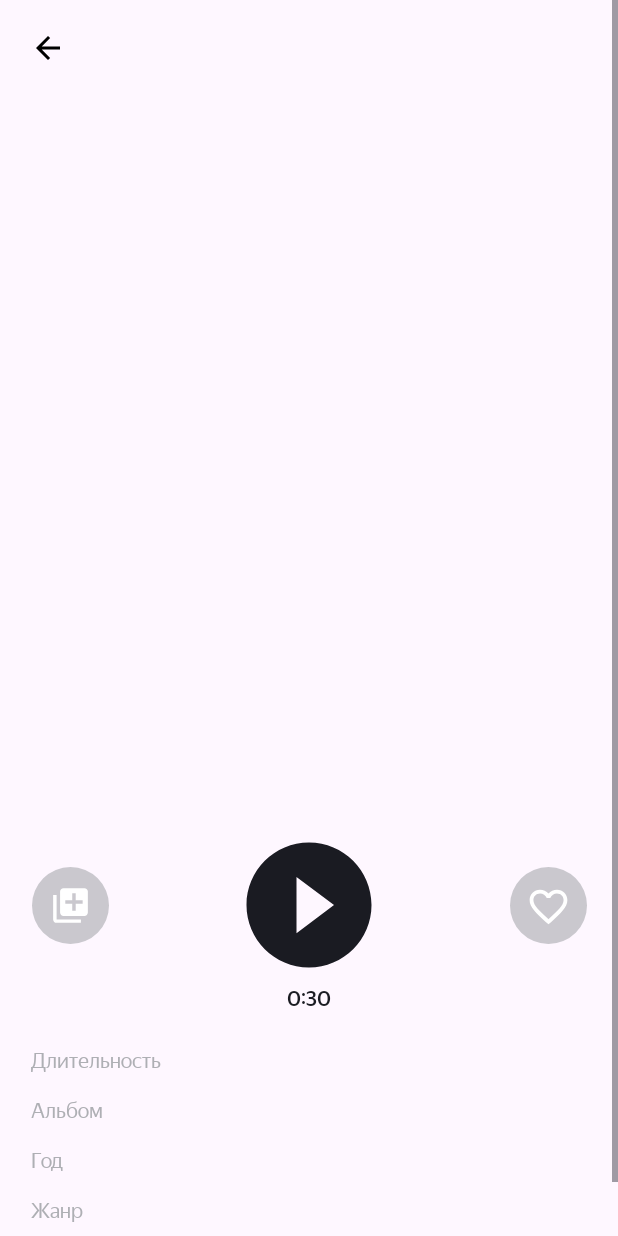
After one commit to nastyavorontsova/PlaylistMaker, an Android app: the AudioPlayerActivity screen opened directly, with no data from a screen before it, on a phone screen of 412 x 824 dp. The commit adds this screen. Run offline under Robolectric (Android 15) with nearby library versions, the phone set to English and light mode, and no system bars; pictures from the network do not load.

Commit message:
Выполнила домашнюю работу по 13 спринту

```diff
--- a/app/build.gradle.kts
+++ b/app/build.gradle.kts
@@ -51,4 +51,5 @@ dependencies {
     implementation ("com.google.code.gson:gson:2.10")
     implementation ("com.squareup.retrofit2:retrofit:2.9.0")
     implementation ("com.squareup.retrofit2:converter-gson:2.9.0")
+    implementation ("androidx.constraintlayout:constraintlayout:2.0.0")
 }
--- a/app/src/main/AndroidManifest.xml
+++ b/app/src/main/AndroidManifest.xml
@@ -25,6 +25,9 @@
             android:name=".SettingsActivity"
             android:exported="false" />
         <activity
+            android:name=".AudioPlayerActivity"
+            android:exported="false" />
+        <activity
             android:name=".MainActivity"
             android:exported="true">
             <intent-filter>
--- /dev/null
+++ b/app/src/main/java/com/practicum/playlistmaker1/AudioPlayerActivity.kt
@@ -0,0 +1,85 @@
+package com.practicum.playlistmaker1
+
+import android.os.Bundle
+import android.widget.Button
+import android.widget.ImageView
+import android.widget.TextView
+import androidx.appcompat.app.AppCompatActivity
+import com.bumptech.glide.Glide
+import com.bumptech.glide.load.resource.bitmap.RoundedCorners
+
+class AudioPlayerActivity : AppCompatActivity() {
+
+    private lateinit var track: Track
+    private lateinit var coverArt: ImageView
+    private lateinit var trackNameTextView: TextView
+    private lateinit var artistNameTextView: TextView
+    private lateinit var albumNameTextView: TextView
+    private lateinit var releaseDateTextView: TextView
+    private lateinit var genreTextView: TextView
+    private lateinit var countryTextView: TextView
+    private lateinit var trackDurationTextView: TextView
+    private lateinit var addToPlaylistButton: ImageView
+    private lateinit var addToFavoritesButton: ImageView
+    private lateinit var playPauseButton: ImageView
+    private lateinit var progressTextView: TextView
+
+    override fun onCreate(savedInstanceState: Bundle?) {
+        super.onCreate(savedInstanceState)
+        setContentView(R.layout.activity_audio_player)
+
+        track = intent.getParcelableExtra("TRACK_DATA") ?: return
+
+        coverArt = findViewById(R.id.coverArt)
+        trackNameTextView = findViewById(R.id.songName)
+        artistNameTextView = findViewById(R.id.artistName)
+        albumNameTextView = findViewById(R.id.albumName)
+        releaseDateTextView = findViewById(R.id.releaseDate)
+        genreTextView = findViewById(R.id.genre)
+        countryTextView = findViewById(R.id.country)
+        trackDurationTextView = findViewById(R.id.trackDuration)
+        addToPlaylistButton = findViewById(R.id.addToPlaylistButton)
+        addToFavoritesButton = findViewById(R.id.addToFavoritesButton)
+        playPauseButton = findViewById(R.id.playPauseButton)
+        progressTextView = findViewById(R.id.progress)
+
+        setupUI()
+
+        setupBackButton()
+    }
+
+    private fun setupUI() {
+        trackNameTextView.text = track.trackName
+        artistNameTextView.text = track.artistName
+        albumNameTextView.text = track.collectionName ?: "Неизвестный альбом"
+        releaseDateTextView.text = track.releaseDate
+        genreTextView.text = track.primaryGenreName
+        countryTextView.text = track.country
+        trackDurationTextView.text = formatTrackDuration(track.trackTimeMillis)
+
+        val cornerRadius = this.resources.getDimensionPixelSize(R.dimen.cover_art_radius)
+
+        Glide.with(this)
+            .load(track.getCoverArtwork())
+            .placeholder(R.drawable.placeholder_cover)
+            .transform(RoundedCorners(cornerRadius))
+            .into(coverArt)
+    }
+
+    private fun formatTrackDuration(duration: Long): String {
+        val minutes = (duration / 1000) / 60
+        val seconds = (duration / 1000) % 60
+        return String.format("%02d:%02d", minutes, seconds)
+    }
+
+    private fun setupBackButton() {
+        val backButton: ImageView = findViewById(R.id.backButton)
+        backButton.setOnClickListener {
+            onBackPressed()
+        }
+    }
+
+    override fun onBackPressed() {
+        super.onBackPressed()
+    }
+}
--- a/app/src/main/java/com/practicum/playlistmaker1/SearchActivity.kt
+++ b/app/src/main/java/com/practicum/playlistmaker1/SearchActivity.kt
@@ -86,9 +86,10 @@ class SearchActivity : AppCompatActivity() {
         searchHistory = SearchHistory(getSharedPreferences("app_preferences", MODE_PRIVATE))
 
         trackAdapter = TrackAdapter(trackList) { track ->
-            searchHistory.addTrack(track) // Добавляем трек в историю поиска
-            // коммент на будущее
-            // здесь можно будет открыть экран плеера:
+            searchHistory.addTrack(track)
+            val intent = Intent(this, AudioPlayerActivity::class.java)
+            intent.putExtra("TRACK_DATA", track)
+            startActivity(intent)
             // val intent = Intent(this, PlayerActivity::class.java)
             // intent.putExtra("TRACK_ID", track.trackId)
             // startActivity(intent)
@@ -226,6 +227,10 @@ class SearchActivity : AppCompatActivity() {
 
             historyRecyclerView.adapter = TrackAdapter(history) { track ->
                 searchHistory.addTrack(track)
+
+                val intent = Intent(this, AudioPlayerActivity::class.java)
+                intent.putExtra("TRACK_DATA", track)
+                startActivity(intent)
             }
             View.VISIBLE
         } else {
@@ -252,8 +257,10 @@ class SearchActivity : AppCompatActivity() {
         if (history.isNotEmpty()) {
             historyRecyclerView.adapter = TrackAdapter(history) { track ->
                 searchHistory.addTrack(track)
-                // коммент на будущее
-                // здесь можно добавить код для открытия экрана плеера
+
+                val intent = Intent(this, AudioPlayerActivity::class.java)
+                intent.putExtra("TRACK_DATA", track)
+                startActivity(intent)
             }
         }
         updateHistoryVisibility(inputEditText.hasFocus())
--- a/app/src/main/java/com/practicum/playlistmaker1/Track.kt
+++ b/app/src/main/java/com/practicum/playlistmaker1/Track.kt
@@ -1,16 +1,65 @@
 package com.practicum.playlistmaker1
 
 import android.icu.text.SimpleDateFormat
+import android.os.Parcel
+import android.os.Parcelable
 import java.util.Locale
 
 data class Track(
     val trackId: Long,
     val trackName: String,
     val artistName: String,
+    val collectionName: String?,
+    val releaseDate: String,
+    val primaryGenreName: String,
+    val country: String,
     val trackTimeMillis: Long,
     val artworkUrl100: String
-) {
+) : Parcelable {
+
+    constructor(parcel: Parcel) : this(
+        trackId = parcel.readLong(),
+        trackName = parcel.readString() ?: "",
+        artistName = parcel.readString() ?: "",
+        collectionName = parcel.readString(),
+        releaseDate = parcel.readString() ?: "",
+        primaryGenreName = parcel.readString() ?: "",
+        country = parcel.readString() ?: "",
+        artworkUrl100 = parcel.readString() ?: "",
+        trackTimeMillis = parcel.readLong()
+    )
+
+    override fun writeToParcel(parcel: Parcel, flags: Int) {
+        parcel.writeLong(trackId)
+        parcel.writeString(trackName)
+        parcel.writeString(artistName)
+        parcel.writeString(collectionName)
+        parcel.writeString(releaseDate)
+        parcel.writeString(primaryGenreName)
+        parcel.writeString(country)
+        parcel.writeString(artworkUrl100)
+        parcel.writeLong(trackTimeMillis)
+    }
+
+    override fun describeContents(): Int {
+        return 0
+    }
+
+    companion object CREATOR : Parcelable.Creator<Track> {
+        override fun createFromParcel(parcel: Parcel): Track {
+            return Track(parcel)
+        }
+
+        override fun newArray(size: Int): Array<Track?> {
+            return arrayOfNulls(size)
+        }
+    }
+
     fun getFormattedDuration(): String {
         return SimpleDateFormat("mm:ss", Locale.getDefault()).format(trackTimeMillis)
     }
+
+    fun getCoverArtwork(): String {
+        return artworkUrl100.replaceAfterLast('/', "512x512bb.jpg")
+    }
 }
--- /dev/null
+++ b/app/src/main/res/drawable/ic_heart.xml
@@ -0,0 +1,13 @@
+<vector xmlns:android="http://schemas.android.com/apk/res/android"
+    android:width="51dp"
+    android:height="51dp"
+    android:viewportWidth="51"
+    android:viewportHeight="51">
+  <path
+      android:pathData="M25.5,0L25.5,0A25.5,25.5 0,0 1,51 25.5L51,25.5A25.5,25.5 0,0 1,25.5 51L25.5,51A25.5,25.5 0,0 1,0 25.5L0,25.5A25.5,25.5 0,0 1,25.5 0z"
+      android:fillColor="#AEAFB4"
+      android:fillAlpha="0.65"/>
+  <path
+      android:pathData="M31.125,15C28.95,15 26.862,16.015 25.5,17.62C24.138,16.015 22.05,15 19.875,15C16.025,15 13,18.033 13,21.894C13,26.632 17.25,30.492 23.688,36.358L25.5,38L27.313,36.346C33.75,30.492 38,26.632 38,21.894C38,18.033 34.975,15 31.125,15ZM25.625,34.491L25.5,34.616L25.375,34.491C19.425,29.088 15.5,25.516 15.5,21.894C15.5,19.387 17.375,17.507 19.875,17.507C21.8,17.507 23.675,18.748 24.337,20.465H26.675C27.325,18.748 29.2,17.507 31.125,17.507C33.625,17.507 35.5,19.387 35.5,21.894C35.5,25.516 31.575,29.088 25.625,34.491Z"
+      android:fillColor="#ffffff"/>
+</vector>
--- /dev/null
+++ b/app/src/main/res/drawable/ic_play.xml
@@ -0,0 +1,9 @@
+<vector xmlns:android="http://schemas.android.com/apk/res/android"
+    android:width="100dp"
+    android:height="100dp"
+    android:viewportWidth="100"
+    android:viewportHeight="100">
+  <path
+      android:pathData="M50,8.33C27,8.33 8.33,27 8.33,50C8.33,73 27,91.67 50,91.67C73,91.67 91.67,73 91.67,50C91.67,27 73,8.33 50,8.33ZM41.67,68.75V31.25L66.67,50L41.67,68.75Z"
+      android:fillColor="?attr/colorOnSecondary"/>
+</vector>
--- /dev/null
+++ b/app/src/main/res/drawable/ic_plus.xml
@@ -0,0 +1,13 @@
+<vector xmlns:android="http://schemas.android.com/apk/res/android"
+    android:width="51dp"
+    android:height="51dp"
+    android:viewportWidth="51"
+    android:viewportHeight="51">
+  <path
+      android:pathData="M25.5,0L25.5,0A25.5,25.5 0,0 1,51 25.5L51,25.5A25.5,25.5 0,0 1,25.5 51L25.5,51A25.5,25.5 0,0 1,0 25.5L0,25.5A25.5,25.5 0,0 1,25.5 0z"
+      android:fillColor="#AEAFB4"
+      android:fillAlpha="0.65"/>
+  <path
+      android:pathData="M16.3,18.6H14V34.7C14,35.965 15.035,37 16.3,37H32.4V34.7H16.3V18.6ZM34.7,14H20.9C19.635,14 18.6,15.035 18.6,16.3V30.1C18.6,31.365 19.635,32.4 20.9,32.4H34.7C35.965,32.4 37,31.365 37,30.1V16.3C37,15.035 35.965,14 34.7,14ZM33.55,24.35H28.95V28.95H26.65V24.35H22.05V22.05H26.65V17.45H28.95V22.05H33.55V24.35Z"
+      android:fillColor="#ffffff"/>
+</vector>
--- /dev/null
+++ b/app/src/main/res/drawable/round_button.xml
@@ -0,0 +1,4 @@
+<?xml version="1.0" encoding="utf-8"?>
+<shape xmlns:android="http://schemas.android.com/apk/res/android">
+    android:shape="oval">
+</shape>
--- /dev/null
+++ b/app/src/main/res/layout/activity_audio_player.xml
@@ -0,0 +1,245 @@
+<?xml version="1.0" encoding="utf-8"?>
+
+<ScrollView xmlns:android="http://schemas.android.com/apk/res/android"
+    android:layout_width="match_parent"
+    android:layout_height="match_parent">
+
+<androidx.constraintlayout.widget.ConstraintLayout xmlns:android="http://schemas.android.com/apk/res/android"
+    xmlns:app="http://schemas.android.com/apk/res-auto"
+    xmlns:tools="http://schemas.android.com/tools"
+    android:layout_width="match_parent"
+    android:layout_height="match_parent"
+    tools:context=".AudioPlayerActivity">
+
+    <androidx.constraintlayout.widget.Guideline
+        android:id="@+id/left_guideline"
+        android:layout_width="wrap_content"
+        android:layout_height="wrap_content"
+        android:orientation="vertical"
+        app:layout_constraintGuide_percent="0.05"/>
+
+    <androidx.constraintlayout.widget.Guideline
+        android:id="@+id/right_guideline"
+        android:layout_width="wrap_content"
+        android:layout_height="wrap_content"
+        android:orientation="vertical"
+        app:layout_constraintGuide_percent="0.95"/>
+
+    <ImageButton
+        android:id="@+id/backButton"
+        android:layout_width="48dp"
+        android:layout_height="48dp"
+        android:layout_marginStart="8dp"
+        android:layout_marginTop="8dp"
+        android:src="@drawable/ic_arrow_back"
+        app:layout_constraintStart_toStartOf="parent"
+        app:layout_constraintTop_toTopOf="parent"
+        android:tint="?attr/colorPrimaryVariant"
+        android:background="?attr/selectableItemBackground"/>
+
+    <ImageView
+        android:id="@+id/coverArt"
+        android:layout_width="0dp"
+        android:layout_height="0dp"
+        android:layout_marginTop="24dp"
+        android:scaleType="centerCrop"
+        app:layout_constraintEnd_toStartOf="@+id/right_guideline"
+        app:layout_constraintStart_toStartOf="@+id/left_guideline"
+        app:layout_constraintTop_toBottomOf="@+id/backButton"
+        app:layout_constraintDimensionRatio="1:1"/>
+
+    <TextView
+        android:id="@+id/songName"
+        android:layout_width="wrap_content"
+        android:layout_height="wrap_content"
+        android:textColor="?attr/colorOnSecondary"
+        android:textSize="@dimen/header_size"
+        tools:text="Yesterday (Remastered 2009)"
+        android:layout_marginTop="24dp"
+        android:fontFamily="@font/ys_display_medium"
+        app:layout_constraintTop_toBottomOf="@+id/coverArt"
+        app:layout_constraintStart_toStartOf="@+id/left_guideline"/>
+
+    <TextView
+        android:id="@+id/artistName"
+        android:layout_width="wrap_content"
+        android:layout_height="wrap_content"
+        android:textSize="14sp"
+        android:textColor="?attr/colorOnSecondary"
+        tools:text="The Beatles "
+        android:layout_marginTop="12dp"
+        android:fontFamily="@font/ys_display_medium"
+        app:layout_constraintTop_toBottomOf="@+id/songName"
+        app:layout_constraintStart_toStartOf="@+id/left_guideline"/>
+
+    <ImageButton
+        android:id="@+id/addToPlaylistButton"
+        android:layout_width="52dp"
+        android:layout_height="52dp"
+        android:src="@drawable/ic_plus"
+        app:layout_constraintTop_toTopOf="@id/playPauseButton"
+        app:layout_constraintBottom_toBottomOf="@id/playPauseButton"
+        app:layout_constraintStart_toStartOf="@+id/left_guideline"
+        android:contentDescription="Add to Playlist"
+        android:background="?attr/selectableItemBackground"/>
+
+    <ImageButton
+        android:id="@+id/playPauseButton"
+        android:layout_width="100dp"
+        android:layout_height="100dp"
+        android:src="@drawable/ic_play"
+        android:contentDescription="Play"
+        app:layout_constraintTop_toBottomOf="@id/artistName"
+        app:layout_constraintStart_toStartOf="parent"
+        app:layout_constraintEnd_toEndOf="parent"
+        android:layout_marginTop="24dp"
+        android:background="?attr/selectableItemBackground"
+        android:layout_marginBottom="24dp"/>
+
+    <ImageButton
+        android:id="@+id/addToFavoritesButton"
+        android:layout_width="52dp"
+        android:layout_height="52dp"
+        android:background="?attr/selectableItemBackground"
+        android:src="@drawable/ic_heart"
+        app:layout_constraintTop_toTopOf="@id/playPauseButton"
+        app:layout_constraintBottom_toBottomOf="@id/playPauseButton"
+        app:layout_constraintEnd_toStartOf="@id/right_guideline"
+        android:contentDescription="Like"/>
+
+    <TextView
+        android:id="@+id/progress"
+        android:layout_width="wrap_content"
+        android:layout_height="wrap_content"
+        android:textSize="14sp"
+        android:textColor="?attr/colorOnSecondary"
+        android:layout_marginTop="4sp"
+        android:fontFamily="@font/ys_display_medium"
+        app:layout_constraintTop_toBottomOf="@id/playPauseButton"
+        app:layout_constraintStart_toStartOf="@id/playPauseButton"
+        app:layout_constraintEnd_toEndOf="@id/playPauseButton"
+        android:text="0:30"/>
+
+    <TextView
+        android:id="@+id/duration"
+        android:layout_width="wrap_content"
+        android:layout_height="wrap_content"
+        android:layout_marginTop="24sp"
+        android:text="@string/duration"
+        android:textSize="14sp"
+        android:fontFamily="@font/ys_display_regular"
+        app:layout_constraintStart_toStartOf="@id/left_guideline"
+        app:layout_constraintTop_toBottomOf="@id/progress"
+        android:textColor="@color/icon_settings_color"/>
+
+    <TextView
+        android:id="@+id/trackDuration"
+        android:layout_width="wrap_content"
+        android:layout_height="wrap_content"
+        android:layout_marginTop="24sp"
+        android:textSize="14sp"
+        tools:text="5:35"
+        android:fontFamily="@font/ys_display_regular"
+        app:layout_constraintEnd_toStartOf="@id/right_guideline"
+        app:layout_constraintTop_toBottomOf="@id/progress"
+        android:textColor="?attr/colorPrimaryVariant"/>
+
+    <TextView
+        android:id="@+id/album"
+        android:layout_width="wrap_content"
+        android:layout_height="wrap_content"
+        android:layout_marginTop="16sp"
+        android:text="@string/album"
+        android:textSize="14sp"
+        android:fontFamily="@font/ys_display_regular"
+        app:layout_constraintStart_toStartOf="@id/left_guideline"
+        app:layout_constraintTop_toBottomOf="@id/duration"
+        android:textColor="@color/icon_settings_color"/>
+
+    <TextView
+        android:id="@+id/albumName"
+        android:layout_width="wrap_content"
+        android:layout_height="wrap_content"
+        android:layout_marginTop="16sp"
+        android:textSize="14sp"
+        tools:text="Yesterday (Remastered 2009)"
+        android:fontFamily="@font/ys_display_regular"
+        app:layout_constraintEnd_toStartOf="@id/right_guideline"
+        app:layout_constraintTop_toBottomOf="@id/trackDuration"
+        android:textColor="?attr/colorPrimaryVariant"/>
+
+    <TextView
+        android:id="@+id/year"
+        android:layout_width="wrap_content"
+        android:layout_height="wrap_content"
+        android:layout_marginTop="16sp"
+        android:text="@string/year"
+        android:textSize="14sp"
+        android:fontFamily="@font/ys_display_regular"
+        app:layout_constraintStart_toStartOf="@id/left_guideline"
+        app:layout_constraintTop_toBottomOf="@id/album"
+        android:textColor="@color/icon_settings_color"/>
+
+    <TextView
+        android:id="@+id/releaseDate"
+        android:layout_width="wrap_content"
+        android:layout_height="wrap_content"
+        android:layout_marginTop="16sp"
+        android:textSize="14sp"
+        tools:text="1965"
+        android:fontFamily="@font/ys_display_regular"
+        app:layout_constraintEnd_toStartOf="@id/right_guideline"
+        app:layout_constraintTop_toBottomOf="@id/albumName"
+        android:textColor="?attr/colorPrimaryVariant"/>
+
+    <TextView
+        android:id="@+id/direction"
+        android:layout_width="wrap_content"
+        android:layout_height="wrap_content"
+        android:layout_marginTop="16sp"
+        android:text="@string/direction"
+        android:textSize="14sp"
+        android:fontFamily="@font/ys_display_regular"
+        app:layout_constraintStart_toStartOf="@id/left_guideline"
+        app:layout_constraintTop_toBottomOf="@id/year"
+        android:textColor="@color/icon_settings_color"/>
+
+    <TextView
+        android:id="@+id/genre"
+        android:layout_width="wrap_content"
+        android:layout_height="wrap_content"
+        android:layout_marginTop="16sp"
+        android:textSize="14sp"
+        tools:text="Rock"
+        android:fontFamily="@font/ys_display_regular"
+        app:layout_constraintEnd_toStartOf="@id/right_guideline"
+        app:layout_constraintTop_toBottomOf="@id/releaseDate"
+        android:textColor="?attr/colorPrimaryVariant"/>
+
+    <TextView
+        android:id="@+id/country_name"
+        android:layout_width="wrap_content"
+        android:layout_height="wrap_content"
+        android:layout_marginTop="16sp"
+        android:text="@string/country_name"
+        android:textSize="14sp"
+        android:fontFamily="@font/ys_display_regular"
+        app:layout_constraintStart_toStartOf="@id/left_guideline"
+        app:layout_constraintTop_toBottomOf="@id/direction"
+        android:textColor="@color/icon_settings_color"/>
+
+    <TextView
+        android:id="@+id/country"
+        android:layout_width="wrap_content"
+        android:layout_height="wrap_content"
+        android:layout_marginTop="16sp"
+        android:paddingBottom="16sp"
+        android:textSize="14sp"
+        tools:text="Великобритания"
+        android:fontFamily="@font/ys_display_regular"
+        app:layout_constraintEnd_toStartOf="@id/right_guideline"
+        app:layout_constraintTop_toBottomOf="@id/genre"
+        android:textColor="?attr/colorPrimaryVariant"/>
+
+</androidx.constraintlayout.widget.ConstraintLayout>
+</ScrollView>
--- a/app/src/main/res/values/dimens.xml
+++ b/app/src/main/res/values/dimens.xml
@@ -30,4 +30,5 @@
     <dimen name="text_placeholder">19sp</dimen>
     <dimen name="renew_button">14sp</dimen>
     <dimen name="renew_button_radius">54dp</dimen>
+    <dimen name="cover_art_radius">8dp</dimen>
 </resources>
--- a/app/src/main/res/values/strings.xml
+++ b/app/src/main/res/values/strings.xml
@@ -21,5 +21,10 @@
     <string name="renew_message">Обновить</string>
     <string name="search_history">Вы искали</string>
     <string name="clear_history">Очистить историю</string>
+    <string name="duration">Длительность</string>
+    <string name="album">Альбом</string>
+    <string name="year">Год</string>
+    <string name="direction">Жанр</string>
+    <string name="country_name">Страна</string>
 
 </resources>
```
Also changed, not shown: 1 other file.
